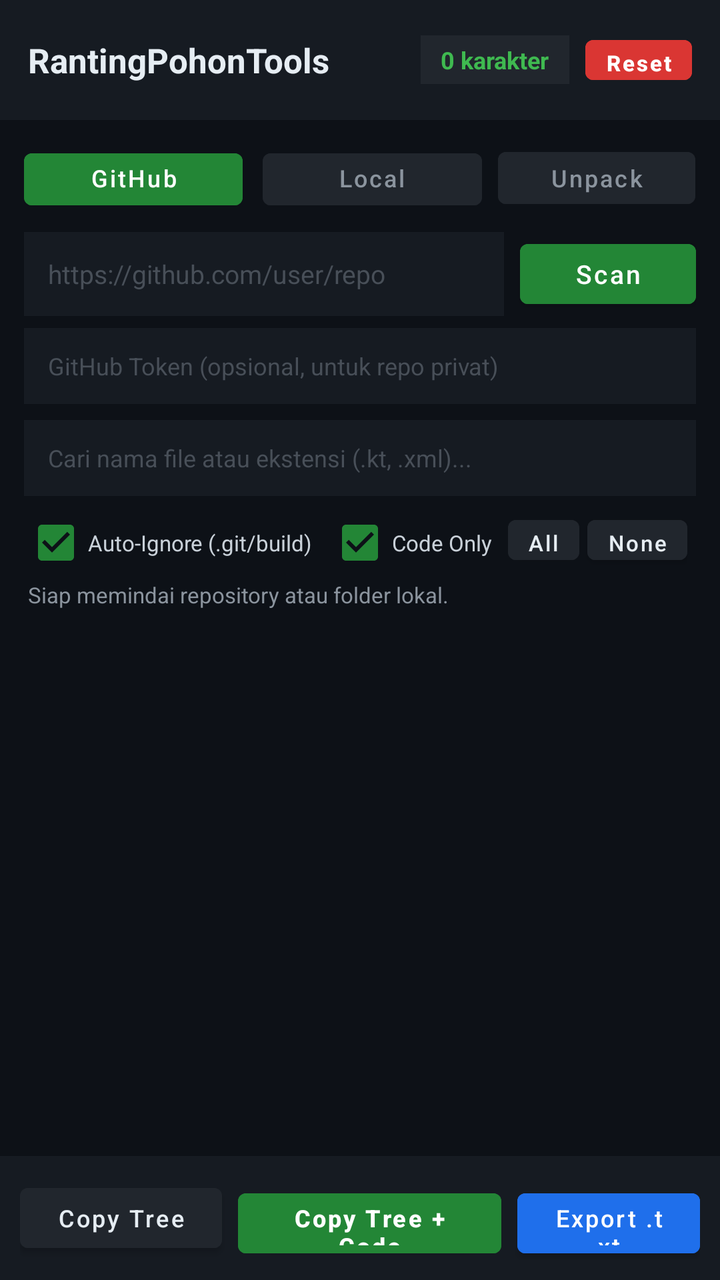
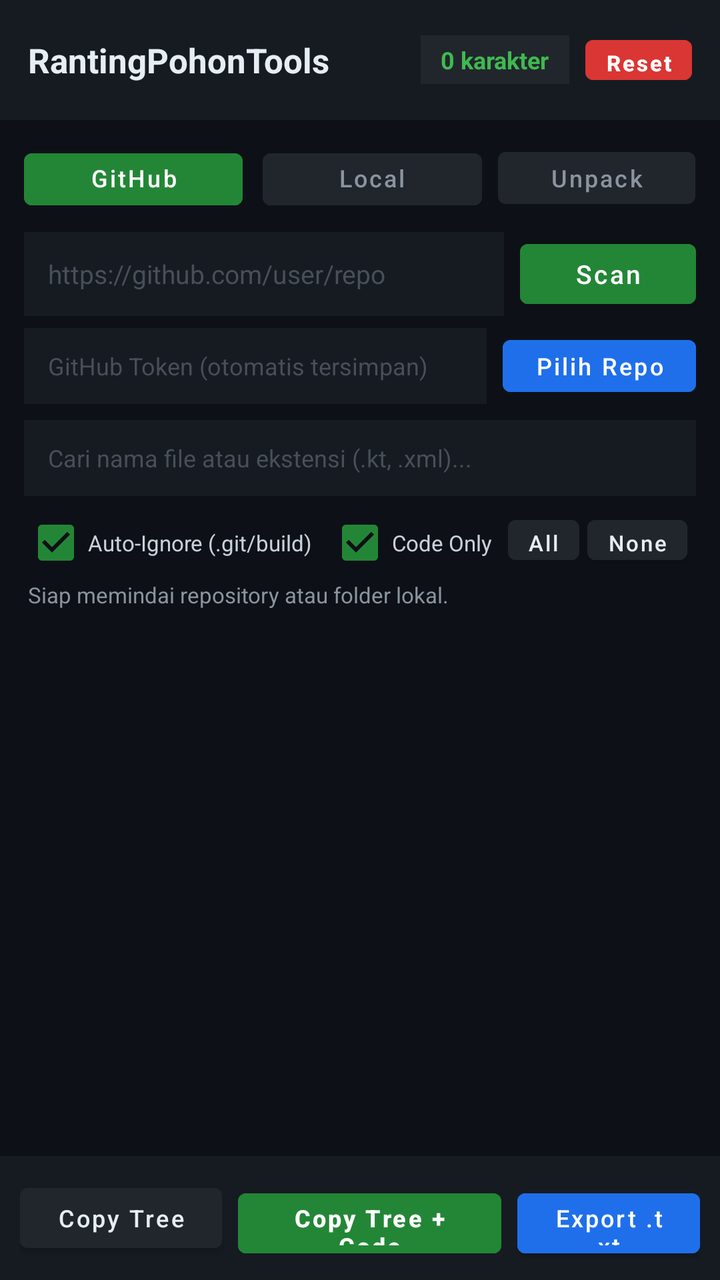

Two renders of the same Android screen: before a commit and after it. Below are the layout's source before the change and the commit's diff.
<!-- AndroidManifest.xml: application theme Theme.RantingPohonTools -->
<!-- res/layout/activity_main.xml -->
<?xml version="1.0" encoding="utf-8"?>
<LinearLayout xmlns:android="http://schemas.android.com/apk/res/android"
    android:id="@+id/rootContainer"
    android:layout_width="match_parent"
    android:layout_height="match_parent"
    android:background="#0D1117"
    android:orientation="vertical">

    
    <LinearLayout
        android:layout_width="match_parent"
        android:layout_height="wrap_content"
        android:background="#161B22"
        android:gravity="center_vertical"
        android:orientation="horizontal"
        android:padding="14dp">

        <TextView
            android:layout_width="0dp"
            android:layout_height="wrap_content"
            android:layout_weight="1"
            android:text="RantingPohonTools"
            android:textColor="#E6EDF3"
            android:textSize="17sp"
            android:textStyle="bold" />

        <TextView
            android:id="@+id/tvTotalChars"
            android:layout_width="wrap_content"
            android:layout_height="wrap_content"
            android:background="#21262D"
            android:paddingHorizontal="10dp"
            android:paddingVertical="4dp"
            android:text="0 karakter"
            android:textColor="#3FB950"
            android:textSize="12sp"
            android:textStyle="bold" />

        <Button
            android:id="@+id/btnResetAll"
            android:layout_width="wrap_content"
            android:layout_height="32dp"
            android:layout_marginStart="8dp"
            android:backgroundTint="#DA3633"
            android:minWidth="0dp"
            android:paddingHorizontal="10dp"
            android:text="Reset"
            android:textAllCaps="false"
            android:textColor="#FFFFFF"
            android:textSize="11sp"
            android:textStyle="bold" />
    </LinearLayout>

    
    <LinearLayout
        android:layout_width="match_parent"
        android:layout_height="wrap_content"
        android:orientation="horizontal"
        android:paddingHorizontal="12dp"
        android:paddingTop="10dp">

        <Button
            android:id="@+id/btnTabGithub"
            android:layout_width="0dp"
            android:layout_height="38dp"
            android:layout_marginEnd="6dp"
            android:layout_weight="1"
            android:backgroundTint="#238636"
            android:text="GitHub Repo"
            android:textAllCaps="false"
            android:textColor="#FFFFFF"
            android:textSize="12sp" />
        <Button
            android:id="@+id/btnTabLocal"
            android:layout_width="0dp"
            android:layout_height="38dp"
            android:layout_marginHorizontal="4dp"
            android:layout_weight="1"
            android:backgroundTint="#21262D"
            android:text="Local Storage"
            android:textAllCaps="false"
            android:textColor="#8B949E"
            android:textSize="12sp" />

        <Button
            android:id="@+id/btnTabUnpack"
            android:layout_width="0dp"
            android:layout_height="38dp"
            android:layout_marginStart="4dp"
            android:layout_weight="0.9"
            android:backgroundTint="#21262D"
            android:text="Unpack"
            android:textAllCaps="false"
            android:textColor="#8B949E"
            android:textSize="12sp" />
    </LinearLayout>

    
    <LinearLayout
        android:id="@+id/panelGithub"
        android:layout_width="match_parent"
        android:layout_height="wrap_content"
        android:orientation="vertical"
        android:paddingHorizontal="12dp"
        android:paddingTop="8dp">

        <LinearLayout
            android:layout_width="match_parent"
            android:layout_height="wrap_content"
            android:orientation="horizontal">

            <EditText
                android:id="@+id/etRepoUrl"
                android:layout_width="0dp"
                android:layout_height="42dp"
                android:layout_weight="1"
                android:background="#161B22"
                android:hint="https://github.com/user/repo"
                android:inputType="textUri"
                android:paddingHorizontal="12dp"
                android:singleLine="true"
                android:textColor="#E6EDF3"
                android:textColorHint="#484F58"
                android:textSize="13sp" />

            <Button
                android:id="@+id/btnScanGithub"
                android:layout_width="wrap_content"
                android:layout_height="42dp"
                android:layout_marginStart="8dp"
                android:backgroundTint="#238636"
                android:text="Scan"
                android:textAllCaps="false"
                android:textColor="#FFFFFF"
                android:textSize="13sp" />
        </LinearLayout>

        <EditText
            android:id="@+id/etGithubToken"
            android:layout_width="match_parent"
            android:layout_height="38dp"
            android:layout_marginTop="6dp"
            android:background="#161B22"
            android:hint="GitHub Token (opsional, untuk repo privat)"
            android:inputType="textPassword"
            android:paddingHorizontal="12dp"
            android:singleLine="true"
            android:textColor="#E6EDF3"
            android:textColorHint="#484F58"
            android:textSize="12sp" />
    </LinearLayout>

    
    <LinearLayout
        android:id="@+id/panelLocal"
        android:layout_width="match_parent"
        android:layout_height="wrap_content"
        android:orientation="vertical"
        android:paddingHorizontal="12dp"
        android:paddingTop="8dp"
        android:visibility="gone">

        <Button
            android:id="@+id/btnPickFolder"
            android:layout_width="match_parent"
            android:layout_height="42dp"
            android:backgroundTint="#1F6FEB"
            android:text="Pilih Folder dari Storage HP"
            android:textAllCaps="false"
            android:textColor="#FFFFFF"
            android:textSize="13sp" />

        <TextView
            android:id="@+id/tvLocalPath"
            android:layout_width="match_parent"
            android:layout_height="wrap_content"
            android:layout_marginTop="4dp"
            android:text="Belum ada folder dipilih"
            android:textColor="#8B949E"
            android:textSize="11sp" />
    </LinearLayout>

    
    <LinearLayout
        android:id="@+id/panelUnpack"
        android:layout_width="match_parent"
        android:layout_height="wrap_content"
        android:orientation="vertical"
        android:paddingHorizontal="12dp"
        android:paddingTop="8dp"
        android:visibility="gone">

        <LinearLayout
            android:layout_width="match_parent"
            android:layout_height="wrap_content"
            android:orientation="horizontal">

            <Button
                android:id="@+id/btnUnpackPaste"
                android:layout_width="0dp"
                android:layout_height="42dp"
                android:layout_marginEnd="6dp"
                android:layout_weight="1"
                android:backgroundTint="#8957E5"
                android:text="Paste Teks Bundel"
                android:textAllCaps="false"
                android:textColor="#FFFFFF"
                android:textSize="12sp"
                android:textStyle="bold" />

            <Button
                android:id="@+id/btnUnpackPickTxt"
                android:layout_width="0dp"
                android:layout_height="42dp"
                android:layout_marginStart="6dp"
                android:layout_weight="1"
                android:backgroundTint="#21262D"
                android:text="Pilih File .txt"
                android:textAllCaps="false"
                android:textColor="#E6EDF3"
                android:textSize="12sp" />
        </LinearLayout>

        <TextView
            android:id="@+id/tvUnpackInfo"
            android:layout_width="match_parent"
            android:layout_height="wrap_content"
            android:layout_marginTop="4dp"
            android:text="Muat teks hasil Copy Tree+Code atau file .txt untuk dibongkar."
            android:textColor="#8B949E"
            android:textSize="11sp" />
    </LinearLayout>

    
    <LinearLayout
        android:layout_width="match_parent"
        android:layout_height="wrap_content"
        android:orientation="vertical"
        android:paddingHorizontal="12dp"
        android:paddingTop="8dp">

        <EditText
            android:id="@+id/etSearch"
            android:layout_width="match_parent"
            android:layout_height="38dp"
            android:background="#161B22"
            android:hint="Cari nama file atau ekstensi (.kt, .xml)..."
            android:paddingHorizontal="12dp"
            android:singleLine="true"
            android:textColor="#E6EDF3"
            android:textColorHint="#484F58"
            android:textSize="12sp" />

        <HorizontalScrollView
            android:layout_width="match_parent"
            android:layout_height="wrap_content"
            android:layout_marginTop="6dp"
            android:scrollbars="none">

            <LinearLayout
                android:layout_width="wrap_content"
                android:layout_height="wrap_content"
                android:orientation="horizontal">

                <CheckBox
                    android:id="@+id/cbAutoIgnore"
                    android:layout_width="wrap_content"
                    android:layout_height="32dp"
                    android:buttonTint="#238636"
                    android:checked="true"
                    android:text="Auto-Ignore (.git/build)"
                    android:textColor="#C9D1D9"
                    android:textSize="11sp" />

                <CheckBox
                    android:id="@+id/cbCodeOnly"
                    android:layout_width="wrap_content"
                    android:layout_height="32dp"
                    android:layout_marginStart="8dp"
                    android:buttonTint="#238636"
                    android:checked="true"
                    android:text="Code Only"
                    android:textColor="#C9D1D9"
                    android:textSize="11sp" />

                <Button
                    android:id="@+id/btnSelectAll"
                    android:layout_width="wrap_content"
                    android:layout_height="32dp"
                    android:layout_marginStart="8dp"
                    android:backgroundTint="#21262D"
                    android:minWidth="0dp"
                    android:paddingHorizontal="10dp"
                    android:text="All"
                    android:textAllCaps="false"
                    android:textColor="#E6EDF3"
                    android:textSize="11sp" />

                <Button
                    android:id="@+id/btnDeselectAll"
                    android:layout_width="wrap_content"
                    android:layout_height="32dp"
                    android:layout_marginStart="4dp"
                    android:backgroundTint="#21262D"
                    android:minWidth="0dp"
                    android:paddingHorizontal="10dp"
                    android:text="None"
                    android:textAllCaps="false"
                    android:textColor="#E6EDF3"
                    android:textSize="11sp" />
            </LinearLayout>
        </HorizontalScrollView>
    </LinearLayout>

    
    <TextView
        android:id="@+id/tvStatus"
        android:layout_width="match_parent"
        android:layout_height="wrap_content"
        android:paddingHorizontal="14dp"
        android:paddingVertical="4dp"
        android:text="Siap memindai repository atau folder lokal."
        android:textColor="#8B949E"
        android:textSize="11sp" />

    
    <androidx.recyclerview.widget.RecyclerView
        android:id="@+id/rvTree"
        android:layout_width="match_parent"
        android:layout_height="0dp"
        android:layout_weight="1"
        android:clipToPadding="false"
        android:paddingHorizontal="8dp"
        android:paddingBottom="8dp" />

    
    <LinearLayout
        android:id="@+id/bottomBarPack"
        android:layout_width="match_parent"
        android:layout_height="wrap_content"
        android:background="#161B22"
        android:orientation="horizontal"
        android:padding="10dp">

        <Button
            android:id="@+id/btnCopyTree"
            android:layout_width="0dp"
            android:layout_height="42dp"
            android:layout_marginEnd="4dp"
            android:layout_weight="1"
            android:backgroundTint="#21262D"
            android:text="Copy Tree"
            android:textAllCaps="false"
            android:textColor="#E6EDF3"
            android:textSize="12sp" />

        <Button
            android:id="@+id/btnCopyFull"
            android:layout_width="0dp"
            android:layout_height="42dp"
            android:layout_marginHorizontal="4dp"
            android:layout_weight="1.3"
            android:backgroundTint="#238636"
            android:text="Copy Tree + Code"
            android:textAllCaps="false"
            android:textColor="#FFFFFF"
            android:textSize="12sp"
            android:textStyle="bold" />

        <Button
            android:id="@+id/btnExportTxt"
            android:layout_width="0dp"
            android:layout_height="42dp"
            android:layout_marginStart="4dp"
            android:layout_weight="0.9"
            android:backgroundTint="#1F6FEB"
            android:text="Export .txt"
            android:textAllCaps="false"
            android:textColor="#FFFFFF"
            android:textSize="12sp" />
    </LinearLayout>

    
    <LinearLayout
        android:id="@+id/bottomBarUnpack"
        android:layout_width="match_parent"
        android:layout_height="wrap_content"
        android:background="#161B22"
        android:orientation="horizontal"
        android:padding="10dp"
        android:visibility="gone">

        <Button
            android:id="@+id/btnExtractToFolder"
            android:layout_width="match_parent"
            android:layout_height="42dp"
            android:backgroundTint="#8957E5"
            android:text="Pilih Folder Tujuan &amp; Extract File Tercentang"
            android:textAllCaps="false"
            android:textColor="#FFFFFF"
            android:textSize="13sp"
            android:textStyle="bold" />
    </LinearLayout>
</LinearLayout>
<!-- resources referenced by this layout -->
<resources>
  <style name="Theme.RantingPohonTools" parent="Theme.MaterialComponents.DayNight.NoActionBar">
          <item name="colorPrimary">#238636</item>
          <item name="colorPrimaryVariant">#196127</item>
          <item name="colorOnPrimary">#FFFFFF</item>
          <item name="android:windowBackground">#0D1117</item>
          <item name="android:statusBarColor">#0D1117</item>
          <item name="android:navigationBarColor">#161B22</item>
      </style>
</resources>

<!-- the commit's change to res/layout/activity_main.xml (unified diff, before → after) -->
@@ -135,19 +135,37 @@
                 android:textSize="13sp" />
         </LinearLayout>
 
-        <EditText
-            android:id="@+id/etGithubToken"
-            android:layout_width="match_parent"
-            android:layout_height="38dp"
+        <LinearLayout
+            android:layout_width="match_parent"
+            android:layout_height="wrap_content"
             android:layout_marginTop="6dp"
-            android:background="#161B22"
-            android:hint="GitHub Token (opsional, untuk repo privat)"
-            android:inputType="textPassword"
-            android:paddingHorizontal="12dp"
-            android:singleLine="true"
-            android:textColor="#E6EDF3"
-            android:textColorHint="#484F58"
-            android:textSize="12sp" />
+            android:orientation="horizontal">
+
+            <EditText
+                android:id="@+id/etGithubToken"
+                android:layout_width="0dp"
+                android:layout_height="38dp"
+                android:layout_weight="1"
+                android:background="#161B22"
+                android:hint="GitHub Token (otomatis tersimpan)"
+                android:inputType="textPassword"
+                android:paddingHorizontal="12dp"
+                android:singleLine="true"
+                android:textColor="#E6EDF3"
+                android:textColorHint="#484F58"
+                android:textSize="12sp" />
+
+            <Button
+                android:id="@+id/btnSelectMyRepo"
+                android:layout_width="wrap_content"
+                android:layout_height="38dp"
+                android:layout_marginStart="8dp"
+                android:backgroundTint="#1F6FEB"
+                android:text="Pilih Repo"
+                android:textAllCaps="false"
+                android:textColor="#FFFFFF"
+                android:textSize="12sp" />
+        </LinearLayout>
     </LinearLayout>
 
     
